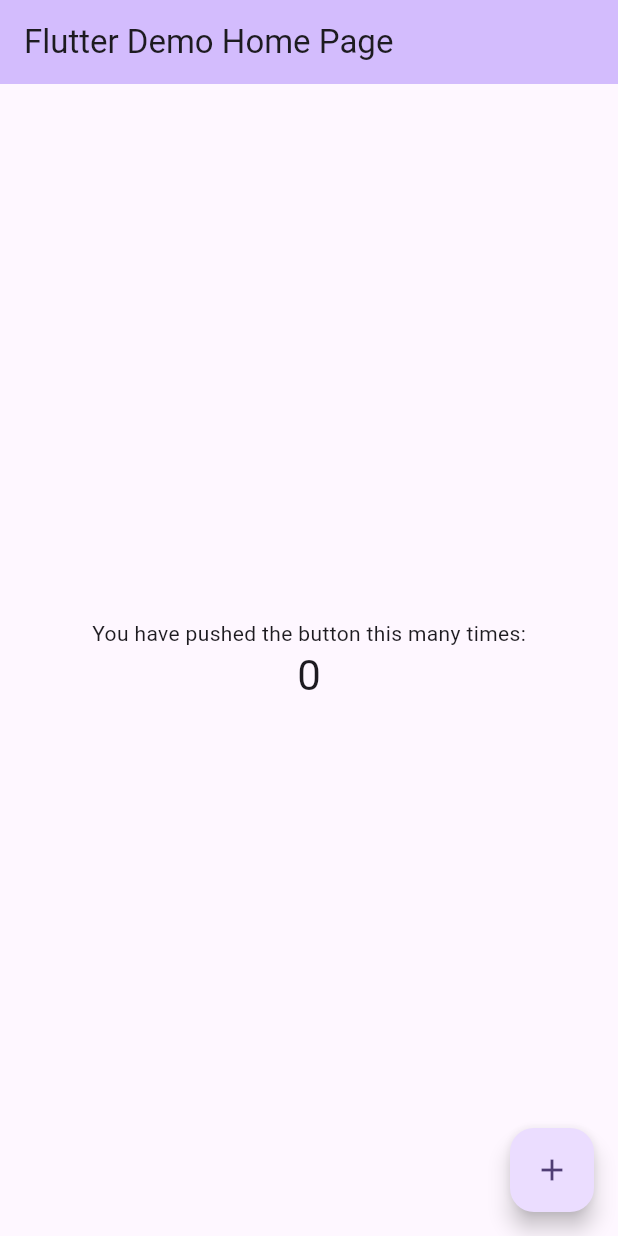
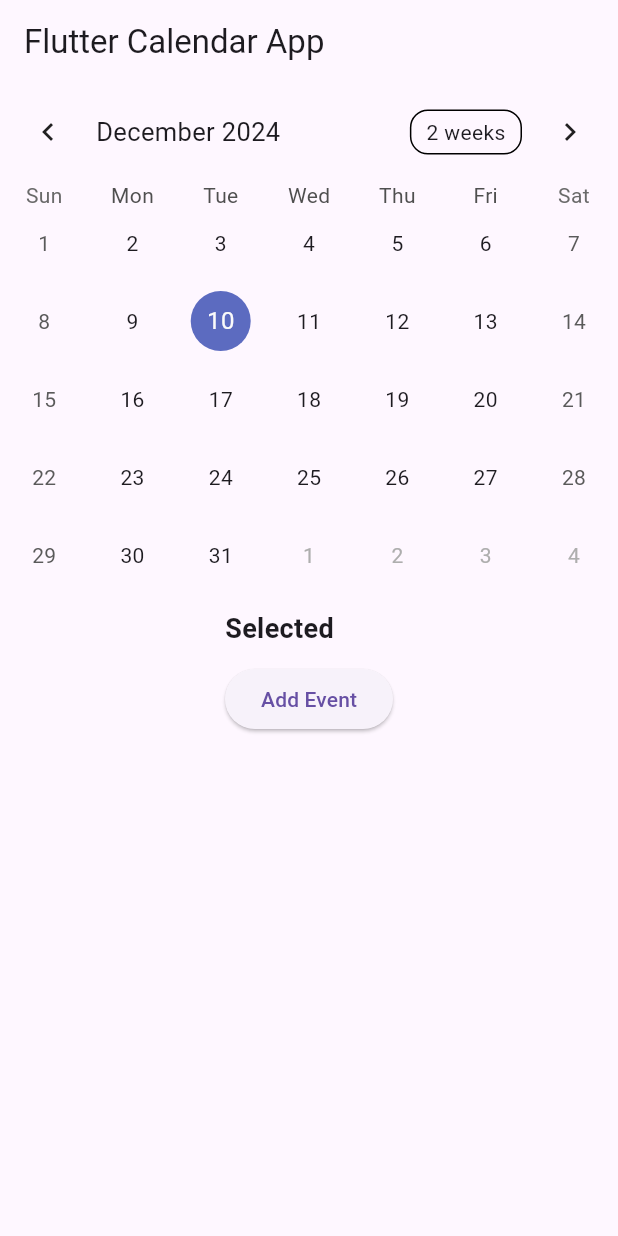
Before and after one commit to jwidom-pixel/flutter_jason_study, a Flutter app: the screen it shows after launch, on a phone screen of 412 x 824 dp. Run offline on Flutter 3.47's test engine with Material 3 defaults, Android fonts, the phone set to English and light mode, and no system bars; drawn by our look-alikes of table_calendar.

Commit message:
달력 기능 활용해 보기

```diff
--- a/lib/jason.dart
+++ b/lib/jason.dart
@@ -1,6 +1,6 @@
 import 'dart:convert';
 
-void main() {
+void test() {
 Map<String , dynamic> map =
 	{
 		"name": "박해솔",
--- a/lib/main.dart
+++ b/lib/main.dart
@@ -1,125 +1,209 @@
+import 'dart:convert';
+import 'dart:io';
 import 'package:flutter/material.dart';
+import 'package:path_provider/path_provider.dart';
+import 'package:table_calendar/table_calendar.dart';
 
 void main() {
-  runApp(const MyApp());
+  runApp(CalendarApp());
 }
 
-class MyApp extends StatelessWidget {
-  const MyApp({super.key});
-
-  // This widget is the root of your application.
+class CalendarApp extends StatelessWidget {
   @override
   Widget build(BuildContext context) {
     return MaterialApp(
-      title: 'Flutter Demo',
-      theme: ThemeData(
-        // This is the theme of your application.
-        //
-        // TRY THIS: Try running your application with "flutter run". You'll see
-        // the application has a purple toolbar. Then, without quitting the app,
-        // try changing the seedColor in the colorScheme below to Colors.green
-        // and then invoke "hot reload" (save your changes or press the "hot
-        // reload" button in a Flutter-supported IDE, or press "r" if you used
-        // the command line to start the app).
-        //
-        // Notice that the counter didn't reset back to zero; the application
-        // state is not lost during the reload. To reset the state, use hot
-        // restart instead.
-        //
-        // This works for code too, not just values: Most code changes can be
-        // tested with just a hot reload.
-        colorScheme: ColorScheme.fromSeed(seedColor: Colors.deepPurple),
-        useMaterial3: true,
-      ),
-      home: const MyHomePage(title: 'Flutter Demo Home Page'),
+      debugShowCheckedModeBanner: false,
+      title: 'Calendar App',
+      theme: ThemeData(primarySwatch: Colors.blue),
+      home: CalendarHomePage(),
     );
   }
 }
 
-class MyHomePage extends StatefulWidget {
-  const MyHomePage({super.key, required this.title});
+class CalendarHomePage extends StatefulWidget {
+  @override
+  _CalendarHomePageState createState() => _CalendarHomePageState();
+}
 
-  // This widget is the home page of your application. It is stateful, meaning
-  // that it has a State object (defined below) that contains fields that affect
-  // how it looks.
+class _CalendarHomePageState extends State<CalendarHomePage> {
+  CalendarFormat _calendarFormat = CalendarFormat.month;
+  DateTime _focusedDay = DateTime.now();
+  DateTime? _selectedDay = DateTime.now();
 
-  // This class is the configuration for the state. It holds the values (in this
-  // case the title) provided by the parent (in this case the App widget) and
-  // used by the build method of the State. Fields in a Widget subclass are
-  // always marked "final".
-
-  final String title;
+  // 날짜별 일정 저장
+  Map<DateTime, List<String>> _events = {};
 
   @override
-  State<MyHomePage> createState() => _MyHomePageState();
+  void initState() {
+    super.initState();
+    _loadEventsFromJson(); // JSON에서 데이터 불러오기
   }
 
-class _MyHomePageState extends State<MyHomePage> {
-  int _counter = 0;
+  // 날짜를 정규화
+  DateTime normalizeDate(DateTime date) {
+    return DateTime(date.year, date.month, date.day);
+  }
 
-  void _incrementCounter() {
+  // JSON 파일 경로 가져오기
+  Future<File> _getJsonFile() async {
+    final directory = await getApplicationDocumentsDirectory();
+    return File('${directory.path}/events.json');
+  }
+
+  // JSON 파일에서 일정 데이터 불러오기
+  Future<void> _loadEventsFromJson() async {
+    try {
+      final file = await _getJsonFile();
+      if (await file.exists()) {
+        final contents = await file.readAsString();
+        final Map<String, dynamic> jsonData = json.decode(contents);
+
         setState(() {
-      // This call to setState tells the Flutter framework that something has
-      // changed in this State, which causes it to rerun the build method below
-      // so that the display can reflect the updated values. If we changed
-      // _counter without calling setState(), then the build method would not be
-      // called again, and so nothing would appear to happen.
-      _counter++;
+          _events = jsonData.map((key, value) {
+            return MapEntry(
+              DateTime.parse(key),
+              List<String>.from(value),
+            );
           });
+        });
+      }
+    } catch (e) {
+      print("Error loading events: $e");
+    }
+  }
+
+  // JSON 파일에 일정 데이터 저장
+  Future<void> _saveEventsToJson() async {
+    final file = await _getJsonFile();
+    final jsonData = _events.map((key, value) {
+      return MapEntry(key.toIso8601String(), value);
+    });
+    await file.writeAsString(json.encode(jsonData));
   }
 
   @override
   Widget build(BuildContext context) {
-    // This method is rerun every time setState is called, for instance as done
-    // by the _incrementCounter method above.
-    //
-    // The Flutter framework has been optimized to make rerunning build methods
-    // fast, so that you can just rebuild anything that needs updating rather
-    // than having to individually change instances of widgets.
     return Scaffold(
       appBar: AppBar(
-        // TRY THIS: Try changing the color here to a specific color (to
-        // Colors.amber, perhaps?) and trigger a hot reload to see the AppBar
-        // change color while the other colors stay the same.
-        backgroundColor: Theme.of(context).colorScheme.inversePrimary,
-        // Here we take the value from the MyHomePage object that was created by
-        // the App.build method, and use it to set our appbar title.
-        title: Text(widget.title),
+        title: Text('Flutter Calendar App'),
       ),
-      body: Center(
-        // Center is a layout widget. It takes a single child and positions it
-        // in the middle of the parent.
+      body: Column(
+        children: [
+          TableCalendar(
+            firstDay: DateTime.utc(2000, 1, 1),
+            lastDay: DateTime.utc(2100, 12, 31),
+            focusedDay: _focusedDay,
+            selectedDayPredicate: (day) => isSameDay(_selectedDay, day),
+            calendarFormat: _calendarFormat,
+            eventLoader: (day) => _events[normalizeDate(day)] ?? [],
+            onDaySelected: (selectedDay, focusedDay) {
+              setState(() {
+                _selectedDay = normalizeDate(selectedDay);
+                _focusedDay = normalizeDate(focusedDay);
+              });
+            },
+            onFormatChanged: (format) {
+              setState(() {
+                _calendarFormat = format;
+              });
+            },
+            onPageChanged: (focusedDay) {
+              _focusedDay = normalizeDate(focusedDay);
+            },
+          ),
+          const SizedBox(height: 10),
+          if (_selectedDay != null)
+            Padding(
+              padding: const EdgeInsets.symmetric(horizontal: 16.0),
               child: Column(
-          // Column is also a layout widget. It takes a list of children and
-          // arranges them vertically. By default, it sizes itself to fit its
-          // children horizontally, and tries to be as tall as its parent.
-          //
-          // Column has various properties to control how it sizes itself and
-          // how it positions its children. Here we use mainAxisAlignment to
-          // center the children vertically; the main axis here is the vertical
-          // axis because Columns are vertical (the cross axis would be
-          // horizontal).
-          //
-          // TRY THIS: Invoke "debug painting" (choose the "Toggle Debug Paint"
-          // action in the IDE, or press "p" in the console), to see the
-          // wireframe for each widget.
-          mainAxisAlignment: MainAxisAlignment.center,
-          children: <Widget>[
-            const Text(
-              'You have pushed the button this many times:',
+                crossAxisAlignment: CrossAxisAlignment.start,
+                children: [
+                  Text(
+                    'Selected Day: ${_selectedDay!.toLocal()}'.split(' ')[0],
+                    style: TextStyle(fontSize: 18, fontWeight: FontWeight.bold),
                   ),
-            Text(
-              '$_counter',
-              style: Theme.of(context).textTheme.headlineMedium,
+                  const SizedBox(height: 10),
+                  ElevatedButton(
+                    onPressed: () => _addEventDialog(context),
+                    child: Text('Add Event'),
                   ),
                 ],
               ),
             ),
-      floatingActionButton: FloatingActionButton(
-        onPressed: _incrementCounter,
-        tooltip: 'Increment',
-        child: const Icon(Icons.add),
-      ), // This trailing comma makes auto-formatting nicer for build methods.
+          const SizedBox(height: 10),
+          Flexible(
+            child: _selectedDay != null
+                ? ListView(
+                    children: (_events[normalizeDate(_selectedDay!)] ?? [])
+                        .map((event) => ListTile(
+                              title: Text(event),
+                              trailing: IconButton(
+                                icon: Icon(Icons.delete),
+                                onPressed: () {
+                                  _deleteEvent(event); // 삭제 버튼 클릭 시 호출
+                                },
+                              ),
+                            ))
+                        .toList(),
+                  )
+                : Center(child: Text("No events for the selected day.")),
+          ),
+        ],
+      ),
     );
   }
+
+  // 이벤트 추가 Dialog
+  Future<void> _addEventDialog(BuildContext context) async {
+    TextEditingController _eventController = TextEditingController();
+
+    return showDialog(
+      context: context,
+      builder: (context) => AlertDialog(
+        title: Text('Add Event'),
+        content: TextField(
+          controller: _eventController,
+          decoration: InputDecoration(hintText: 'Enter event title'),
+        ),
+        actions: [
+          TextButton(
+            onPressed: () {
+              Navigator.of(context).pop();
+            },
+            child: Text('Cancel'),
+          ),
+          TextButton(
+            onPressed: () {
+              if (_eventController.text.isNotEmpty) {
+                setState(() {
+                  final normalizedDate = normalizeDate(_selectedDay!);
+                  if (_events[normalizedDate] != null) {
+                    _events[normalizedDate]!.add(_eventController.text);
+                  } else {
+                    _events[normalizedDate] = [_eventController.text];
                   }
+                });
+                _saveEventsToJson(); // 일정 저장
+              }
+              Navigator.of(context).pop();
+            },
+            child: Text('Add'),
+          ),
+        ],
+      ),
+    );
+  }
+
+  // 이벤트 삭제
+  void _deleteEvent(String event) {
+    setState(() {
+      final normalizedDate = normalizeDate(_selectedDay!);
+      _events[normalizedDate]?.remove(event);
+      // 만약 해당 날짜에 더 이상 일정이 없으면 날짜를 키에서 삭제
+      if (_events[normalizedDate]?.isEmpty ?? true) {
+        _events.remove(normalizedDate);
+      }
+    });
+    _saveEventsToJson(); // 삭제된 후 변경된 내용 저장
+  }
+}
--- a/pubspec.yaml
+++ b/pubspec.yaml
@@ -30,6 +30,8 @@ environment:
 dependencies:
   flutter:
     sdk: flutter
+  table_calendar: ^3.0.8
+  path_provider: ^2.0.12
 
 
   # The following adds the Cupertino Icons font to your application.
```
Also changed, not shown: pubspec.lock, 8 other files. Lines whose indentation alone changed are shown as unchanged.
